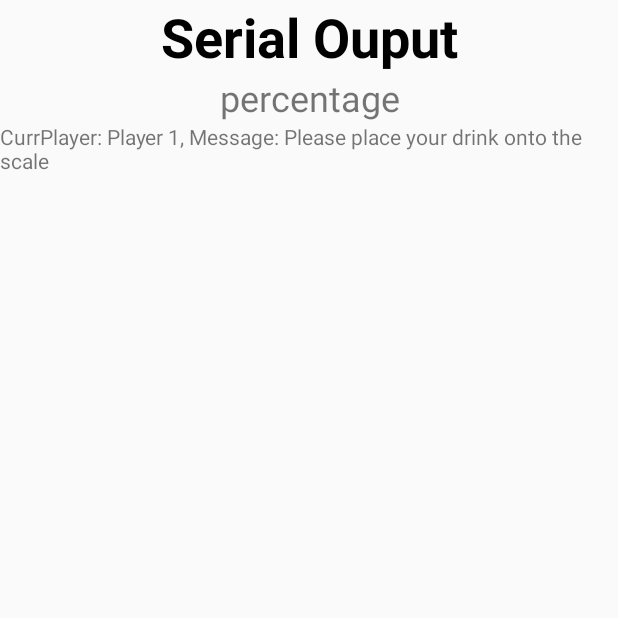
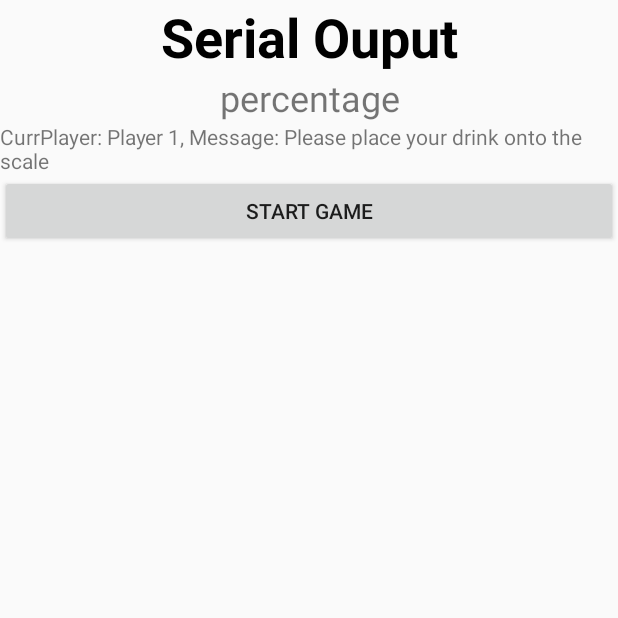
Before and after one commit to Nitschi/hackathon2018, an Android app: the screen it shows after launch (MainActivity), on a phone screen of 412 x 824 dp, the top half of it. Run offline under Robolectric (Android 15) with nearby library versions, the phone set to English and light mode, and no system bars; libraries missing offline, so code that uses them is left out: com.felhr.usbserial.

Commit message:
second activity added

```diff
--- /dev/null
+++ b/app/src/main/java/com/beertastic/beertastic/ListenerRegisterActivity.java
@@ -0,0 +1,27 @@
+package com.beertastic.beertastic;
+
+import android.support.v7.app.AppCompatActivity;
+
+import com.beertastic.beertastic.ScaleConntector.AbstractScaleConnector;
+import com.beertastic.beertastic.ScaleConntector.IScaleUpdateListener;
+
+/**
+ * Created by Johannes on 25.03.2018.
+ */
+
+abstract class ListenerRegisterActivity extends AppCompatActivity implements IScaleUpdateListener {
+    @Override
+    protected void onResume()
+    {
+        super.onResume();
+        AbstractScaleConnector.getInstance().registerUpdateListener(this);
+    }
+
+    @Override
+
+    protected void onPause()
+    {
+        super.onPause();
+        AbstractScaleConnector.getInstance().deregisterUpdateListener(this);
+    }
+}
--- a/app/src/main/java/com/beertastic/beertastic/MainActivity.java
+++ b/app/src/main/java/com/beertastic/beertastic/MainActivity.java
@@ -22,9 +22,9 @@ import com.beertastic.beertastic.ScaleConntector.ScaleConnector;
 import java.util.ArrayList;
 
 
-public class MainActivity extends AppCompatActivity implements IScaleUpdateListener, IScaleEventListener, IGameLogicListener {
+public class MainActivity extends ListenerRegisterActivity implements IScaleEventListener, IGameLogicListener {
 
-    Button b1;
+    Button buttonStartGame;
     TextView t1;
     TextView t2;
     TextView ttest;
@@ -48,6 +48,15 @@ public class MainActivity extends AppCompatActivity implements IScaleUpdateListe
         t1 = (TextView)findViewById(R.id.textViewSerialOuput);
         t2 = (TextView)findViewById(R.id.textViewPercentage);
         ttest = (TextView)findViewById(R.id.textView2);
+        buttonStartGame = (Button)findViewById(R.id.buttonStartGame);
+
+        buttonStartGame.setOnClickListener(new OnClickListener() {
+            @Override
+            public void onClick(View view) {
+                Intent myIntent = new Intent(view.getContext(), LocalMultiplayer.class);
+                startActivity(myIntent);
+            }
+        });
 
         usbManager = (UsbManager) getSystemService(this.USB_SERVICE);
 //        if (scale == null) {
@@ -71,23 +80,6 @@ public class MainActivity extends AppCompatActivity implements IScaleUpdateListe
         //call the onUsbConnect method to cover the case in which the scale is already connected with the phone when the app starts
         AbstractScaleConnector.getInstance().onUsbConnect();
 
-        //Intent myIntent = new Intent(this, LocalMultiplayer.class);
-        //startActivity(myIntent);
-    }
-
-    @Override
-    protected void onResume()
-    {
-        super.onResume();
-        AbstractScaleConnector.getInstance().registerUpdateListener(this);
-    }
-
-    @Override
-
-    protected void onPause()
-    {
-        super.onPause();
-        AbstractScaleConnector.getInstance().deregisterUpdateListener(this);
     }
 
 
--- a/app/src/main/res/layout/activity_main.xml
+++ b/app/src/main/res/layout/activity_main.xml
@@ -37,6 +37,12 @@
             android:layout_height="wrap_content"
             android:text="TextView" />
 
+        <Button
+            android:id="@+id/buttonStartGame"
+            android:layout_width="match_parent"
+            android:layout_height="wrap_content"
+            android:text="Start Game" />
+
     </LinearLayout>
 
 </android.support.design.widget.CoordinatorLayout>
```
Also changed, not shown: app/src/main/java/com/beertastic/beertastic/LocalMultiplayer.java (+20 -1 lines).
